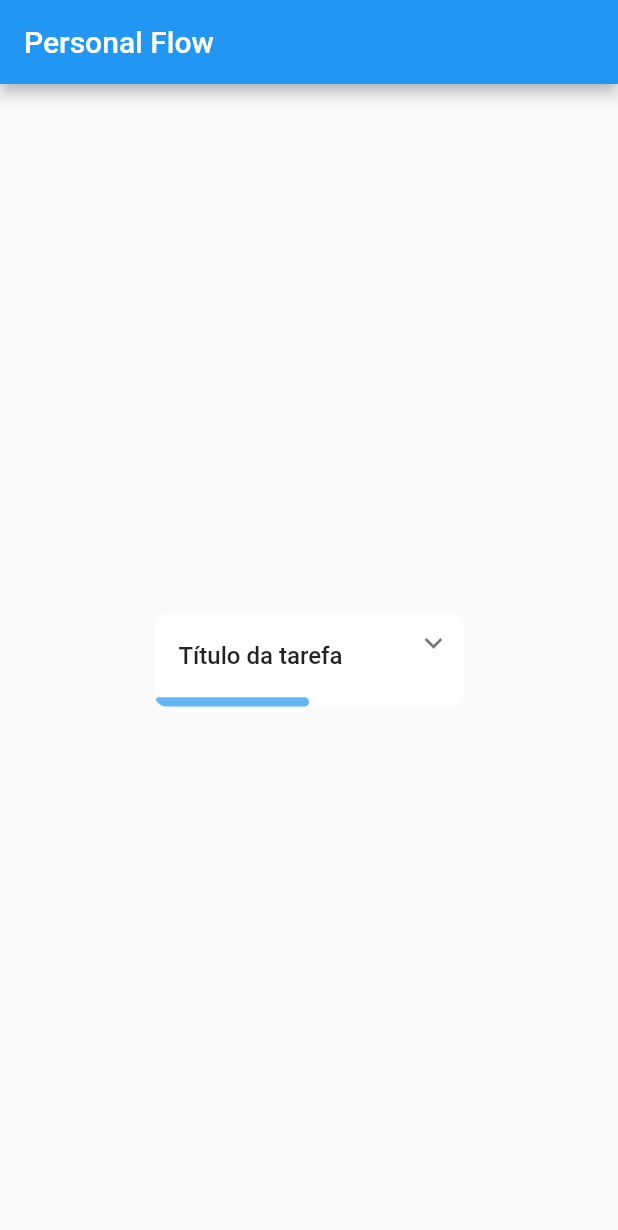
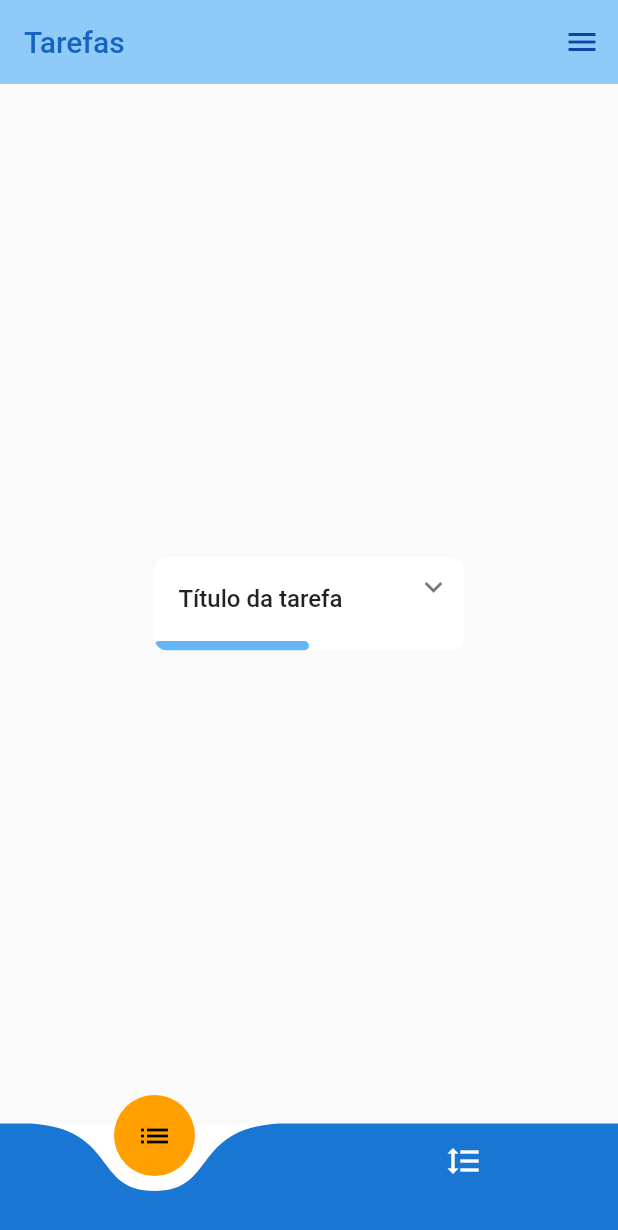
Before and after one commit to tigosante/Personal-flow, a Flutter app: the screen it shows after launch, on a phone screen of 412 x 824 dp. Shown: the top 1230 px of the screen. Run offline on Flutter 3.47's test engine with Material 2 defaults, Android fonts, the phone set to English and light mode, and no system bars; drawn by our look-alikes of expandable.

Commit message:
Barra de navegação, tela gráfico, drawer, cores.

```diff
--- a/lib/main.dart
+++ b/lib/main.dart
@@ -1,6 +1,5 @@
 import 'package:flutter/material.dart';
-import 'package:personal_flow/view/home/home.dart';
-
+import 'package:personal_flow/view/telas.dart';
 
 void main() => runApp(new MyApp());
 
@@ -13,9 +12,9 @@ class _MyAppState extends State<MyApp> {
   @override
   Widget build(BuildContext context) {
     return new MaterialApp(
-      title: "Personal Flow",
+      title                     : "Personal Flow",
+      home                      : Telas(),
       debugShowCheckedModeBanner: false,
-      home: Home(),
     );
   }
 }
--- /dev/null
+++ b/lib/view/DrawerPainel.dart
@@ -0,0 +1,15 @@
+import 'package:flutter/material.dart';
+
+class DrawerPainel extends StatefulWidget {
+  DrawerPainel({Key key}): super(key: key);
+
+  @override
+  _DrawerPainelState createState() => _DrawerPainelState();
+}
+
+class _DrawerPainelState extends State<DrawerPainel> {
+  @override
+  Widget build(BuildContext context) {
+    return Container();
+  }
+}
--- /dev/null
+++ b/lib/view/componentes/barraNavegacao.dart
@@ -0,0 +1,174 @@
+import 'package:flutter/material.dart';
+import 'package:meta/meta.dart';
+import 'package:personal_flow/view/componentes/navButton.dart';
+import 'package:personal_flow/view/componentes/navCustomPainter.dart';
+
+class CurvedNavigationBar extends StatefulWidget {
+  final List<Widget> items;
+  final int index;
+  final Color color;
+  final Color buttonBackgroundColor;
+  final Color backgroundColor;
+  final ValueChanged<int> onTap;
+  final Curve animationCurve;
+  final Duration animationDuration;
+  final double height;
+
+  CurvedNavigationBar({
+    Key key,
+    @required this.items,
+    this.index = 0,
+    this.color = Colors.white,
+    this.buttonBackgroundColor,
+    this.backgroundColor = Colors.blueAccent,
+    this.onTap,
+    this.animationCurve    = Curves.easeOut,
+    this.animationDuration = const Duration(milliseconds: 600),
+    this.height            = 75.0,
+  })  : assert(items != null),
+        assert(items.length >= 1),
+        assert(0 <= index && index < items.length),
+        assert(0 <= height && height <= 75.0),
+        super(key: key);
+
+  @override
+  CurvedNavigationBarState createState() => CurvedNavigationBarState();
+}
+
+class CurvedNavigationBarState extends State<CurvedNavigationBar>
+    with SingleTickerProviderStateMixin {
+  double _startingPos;
+  int _endingIndex = 0;
+  double _pos;
+  double _buttonHide = 0;
+  Widget _icon;
+  AnimationController _animationController;
+  int _length;
+
+  @override
+  void initState() {
+    super.initState();
+    _icon                = widget.items[widget.index];
+    _length              = widget.items.length;
+    _pos                 = widget.index / _length;
+    _startingPos         = widget.index / _length;
+    _animationController = AnimationController(vsync: this, value: _pos);
+    _animationController.addListener(() {
+      setState(() {
+              _pos      = _animationController.value;
+        final endingPos = _endingIndex / widget.items.length;
+        final middle    = (endingPos + _startingPos) / 2;
+        if ((endingPos - _pos).abs() < (_startingPos - _pos).abs()) {
+          _icon = widget.items[_endingIndex];
+        }
+        _buttonHide =
+            (1 - ((middle - _pos) / (_startingPos - middle)).abs()).abs();
+      });
+    });
+  }
+
+  @override
+  void didUpdateWidget(CurvedNavigationBar oldWidget) {
+    super.didUpdateWidget(oldWidget);
+    if (oldWidget.index != widget.index) {
+      final newPosition  = widget.index / _length;
+            _startingPos = _pos;
+            _endingIndex = widget.index;
+      _animationController.animateTo(newPosition,
+          duration: widget.animationDuration, curve: widget.animationCurve);
+    }
+  }
+
+  @override
+  void dispose() {
+    _animationController.dispose();
+    super.dispose();
+  }
+
+  @override
+  Widget build(BuildContext context) {
+    Size size = MediaQuery.of(context).size;
+    return Container(
+      color : widget.backgroundColor,
+      height: widget.height,
+      child : Stack(
+        overflow : Overflow.visible,
+        alignment: Alignment.bottomCenter,
+        children : <Widget>[
+          Positioned(
+            bottom: -40 - (75.0 - widget.height),
+            left  : Directionality.of(context) == TextDirection.rtl
+                ? null
+                     :  _pos * size.width,
+                right: Directionality.of(context) == TextDirection.rtl
+                ? _pos * size.width
+                     :  null,
+                width: size.width / _length,
+                child: Center(
+              child: Transform.translate(
+                offset: Offset(
+                  0,
+                  -(1 - _buttonHide) * 80,
+                ),
+                child: Material(
+                  color: widget.buttonBackgroundColor ?? widget.color,
+                  type : MaterialType.circle,
+                  child: Padding(
+                    padding: const EdgeInsets.all(15.0),
+                    child  : _icon,
+                  ),
+                ),
+              ),
+            ),
+          ),
+          Positioned(
+            left  : 0,
+            right : 0,
+            bottom: 0 - (75.0 - widget.height),
+            child : CustomPaint(
+              painter: NavCustomPainter(
+                  _pos, _length, widget.color, Directionality.of(context)),
+              child: Container(
+                height: 75.0,
+              ),
+            ),
+          ),
+          Positioned(
+            left  : 0,
+            right : 0,
+            bottom: 0 - (75.0 - widget.height),
+            child : SizedBox(
+                height: 100.0,
+                child : Row(
+                    children: widget.items.map((item) {
+                  return NavButton(
+                    onTap   : _buttonTap,
+                    position: _pos,
+                    length  : _length,
+                    index   : widget.items.indexOf(item),
+                    child   : item,
+                  );
+                }).toList())),
+          ),
+        ],
+      ),
+    );
+  }
+
+  void setPage(int index) {
+    _buttonTap(index);
+  }
+
+  void _buttonTap(int index) {
+    if (widget.onTap != null) {
+      widget.onTap(index);
+    }
+    final newPosition = index / _length;
+    setState(() {
+      _startingPos = _pos;
+      _endingIndex = index;
+      _animationController.animateTo(newPosition,
+          duration: widget.animationDuration, curve: widget.animationCurve);
+    });
+  }
+}
--- /dev/null
+++ b/lib/view/componentes/navButton.dart
@@ -0,0 +1,35 @@
+import 'package:flutter/material.dart';
+
+class NavButton extends StatelessWidget {
+  final double position;
+  final int length;
+  final int index;
+  final ValueChanged<int> onTap;
+  final Widget child;
+
+  NavButton({this.onTap, this.position, this.length, this.index, this.child});
+
+  @override
+  Widget build(BuildContext context) {
+    final desiredPosition   = 1.0 / length * index;
+    final difference        = (position - desiredPosition).abs();
+    final verticalAlignment = 1 - length * difference;
+    final opacity           = length * difference;
+    return Expanded(
+      child: GestureDetector(
+        onTap: () {
+          onTap(index);
+        },
+        child: Container(
+            height: 75.0,
+            child : Transform.translate(
+              offset: Offset(
+                  0, difference < 1.0 / length ? verticalAlignment * 40 : 0),
+              child: Opacity(
+                  opacity: difference < 1.0 / length * 0.99 ? opacity: 1.0,
+                  child  : child),
+            )),
+      ),
+    );
+  }
+}
--- /dev/null
+++ b/lib/view/componentes/navCustomPainter.dart
@@ -0,0 +1,53 @@
+import 'package:flutter/material.dart';
+
+class NavCustomPainter extends CustomPainter {
+  double loc;
+  double s;
+  Color color;
+  TextDirection textDirection;
+
+  NavCustomPainter(
+      double startingLoc, int itemsLength, this.color, this.textDirection) {
+    final  span = 1.0 / itemsLength;
+           s    = 0.2;
+    double l    = startingLoc + (span - s) / 2;
+           loc  = textDirection == TextDirection.rtl ? 0.8 - l : l;
+  }
+
+  @override
+  void paint(Canvas canvas, Size size) {
+    final paint   = Paint()
+          ..color = color
+          ..style = PaintingStyle.fill;
+
+    final path = Path()
+      ..moveTo(0, 0)
+      ..lineTo((loc - 0.1) * size.width, 0)
+      ..cubicTo(
+        (loc + s * 0.20) * size.width,
+        size.height * 0.05,
+        loc * size.width,
+        size.height * 0.60,
+        (loc + s * 0.50) * size.width,
+        size.height * 0.60,
+      )
+      ..cubicTo(
+        (loc + s) * size.width,
+        size.height * 0.60,
+        (loc + s - s * 0.20) * size.width,
+        size.height * 0.05,
+        (loc + s + 0.1) * size.width,
+        0,
+      )
+      ..lineTo(size.width, 0)
+      ..lineTo(size.width, size.height)
+      ..lineTo(0, size.height)
+      ..close();
+    canvas.drawPath(path, paint);
+  }
+
+  @override
+  bool shouldRepaint(CustomPainter oldDelegate) {
+    return this != oldDelegate;
+  }
+}
--- /dev/null
+++ b/lib/view/grafico/grafico.dart
@@ -0,0 +1,15 @@
+import 'package:flutter/material.dart';
+
+class Grafico extends StatefulWidget {
+  Grafico({Key key}): super(key: key);
+
+  @override
+  _GraficoState createState() => _GraficoState();
+}
+
+class _GraficoState extends State<Grafico> {
+  @override
+  Widget build(BuildContext context) {
+    return Container();
+  }
+}
--- a/lib/view/home/componentes/composta/opcoesCompost.dart
+++ b/lib/view/home/componentes/composta/opcoesCompost.dart
@@ -3,7 +3,7 @@ import 'package:flutter/material.dart';
 double _tamanhoTela = 0;
 
 class OpcoesComposta extends StatefulWidget {
-  OpcoesComposta({Key key}) : super(key: key);
+  OpcoesComposta({Key key}): super(key: key);
 
   @override
   _OpcoesCompostaState createState() => _OpcoesCompostaState();
@@ -15,17 +15,15 @@ class _OpcoesCompostaState extends State<OpcoesComposta> {
     setState(() => _tamanhoTela = MediaQuery.of(context).size.width);
     return Padding(
       padding: EdgeInsets.only(
-        left: _tamanhoTela * 0.02,
-        right: _tamanhoTela * 0.02
-      ),
+          left: _tamanhoTela * 0.02, right: _tamanhoTela * 0.02),
       child: Row(
-         mainAxisSize: MainAxisSize.max,
+        mainAxisSize     : MainAxisSize.max,
         mainAxisAlignment: MainAxisAlignment.end,
-         children: <Widget>[
+        children         : <Widget>[
           FlatButton(
-            splashColor: Colors.blueGrey[50],
+            splashColor   : Colors.blueGrey[50],
             highlightColor: Colors.blueGrey[50],
-            shape: RoundedRectangleBorder(
+            shape         : RoundedRectangleBorder(
               borderRadius: BorderRadius.circular(_tamanhoTela * 0.02),
             ),
             child: Text(
@@ -34,21 +32,19 @@ class _OpcoesCompostaState extends State<OpcoesComposta> {
                 color: Colors.blueGrey,
               ),
             ),
-            onPressed: (){},
+            onPressed: () {},
           ),
           FlatButton(
-            splashColor: Colors.blue[50],
+            splashColor   : Colors.blue[50],
             highlightColor: Colors.blue[50],
-            shape: RoundedRectangleBorder(
+            shape         : RoundedRectangleBorder(
               borderRadius: BorderRadius.circular(_tamanhoTela * 0.02),
             ),
             child: Text(
               "Concluir",
-              style: TextStyle(
-                color: Colors.blue[400]
+              style: TextStyle(color: Colors.blue[400]),
             ),
-            ),
-            onPressed: (){},
+            onPressed: () {},
           )
         ],
       ),
--- a/lib/view/home/componentes/composta/subtarefa.dart
+++ b/lib/view/home/componentes/composta/subtarefa.dart
@@ -6,7 +6,7 @@ import 'package:personal_flow/view/home/componentes/composta/tituloSubtarefa.dar
 double _tamanhoTela = 0;
 
 class Subtarefa extends StatefulWidget {
-  Subtarefa({Key key}) : super(key: key);
+  Subtarefa({Key key}): super(key: key);
 
   @override
   _SubtarefaCompostaState createState() => _SubtarefaCompostaState();
@@ -18,7 +18,7 @@ class _SubtarefaCompostaState extends State<Subtarefa> {
     setState(() => _tamanhoTela = MediaQuery.of(context).size.width);
 
     return ListTile(
-      title: TituloSubtarefa(),
+      title   : TituloSubtarefa(),
       subtitle: DataHora(),
       trailing: IconeSubtarefa(),
     );
--- a/lib/view/home/home.dart
+++ b/lib/view/home/home.dart
@@ -2,7 +2,7 @@ import 'package:flutter/material.dart';
 import 'package:personal_flow/view/home/tarefas/composta.dart';
 
 class Home extends StatefulWidget {
-  Home({Key key}) : super(key: key);
+  Home({Key key}): super(key: key);
 
   @override
   _HomeState createState() => _HomeState();
@@ -11,19 +11,12 @@ class Home extends StatefulWidget {
 class _HomeState extends State<Home> {
   @override
   Widget build(BuildContext context) {
-    return Container(
-      child: Scaffold(
-         appBar: AppBar(
-          title: Text("Personal Flow"),
-         ),
-        body: Column(
-          mainAxisAlignment: MainAxisAlignment.center,
-          children: <Widget>[
-            Composta(),
-            // TarefaSimples(),
-          ],
-        ),
-      ),
+    return Column(
+      mainAxisAlignment: MainAxisAlignment.center,
+      children         : <Widget>[
+        Composta(),
+        // TarefaSimples(),
+      ],
     );
   }
 }
--- a/lib/view/home/tarefas/composta.dart
+++ b/lib/view/home/tarefas/composta.dart
@@ -6,10 +6,10 @@ import 'package:personal_flow/view/home/componentes/composta/opcoesCompost.dart'
 import 'package:personal_flow/view/home/componentes/composta/subtarefa.dart';
 
 double _tamanhoTela = 0;
-String tipo = "editar";
+String tipo         = "editar";
 
 class Composta extends StatefulWidget {
-  Composta({Key key}) : super(key: key);
+  Composta({Key key}): super(key: key);
 
   @override
   _CompostaState createState() => _CompostaState();
@@ -19,30 +19,28 @@ class _CompostaState extends State<Composta> {
   @override
   Widget build(BuildContext context) {
     String tarefa = "Título da tarefa";
-    setState(()=> _tamanhoTela = MediaQuery.of(context).size.width);
+    setState(() => _tamanhoTela = MediaQuery.of(context).size.width);
 
     return Center(
       child: Card(
         clipBehavior: Clip.antiAliasWithSaveLayer,
-        elevation: 0,
-        shape: RoundedRectangleBorder(
+        elevation   : 0,
+        shape       : RoundedRectangleBorder(
           borderRadius: BorderRadius.circular(_tamanhoTela * 0.02),
         ),
         color: Colors.white,
         child: Container(
             width: _tamanhoTela * 0.5,
             child: ExpandablePanel(
-            iconColor: Colors.blue,
+              iconColor        : Colors.blue,
               tapHeaderToExpand: true,
-            headerAlignment: ExpandablePanelHeaderAlignment.center,
-            header: ListTile(
+              headerAlignment  : ExpandablePanelHeaderAlignment.center,
+              header           : ListTile(
                 title: Text(
                   tarefa,
-                style: TextStyle(
-                  fontWeight: FontWeight.w500
+                  style: TextStyle(fontWeight: FontWeight.w500),
                 ),
-              ),
-              onTap: ()=> modal(context, _tamanhoTela, tipo, tarefa),
+                onTap: () => modal(context, _tamanhoTela, tipo, tarefa),
               ),
               collapsed: Container(
                 child: barraProgresso(),
@@ -60,8 +58,7 @@ class _CompostaState extends State<Composta> {
                   ],
                 ),
               ),
-          )
-        ),
+            )),
       ),
     );
   }
--- /dev/null
+++ b/lib/view/telas.dart
@@ -0,0 +1,94 @@
+import 'package:flutter/material.dart';
+import 'package:personal_flow/view/DrawerPainel.dart';
+import 'package:personal_flow/view/componentes/barraNavegacao.dart';
+import 'package:personal_flow/view/grafico/grafico.dart';
+import 'package:personal_flow/view/home/home.dart';
+
+int          _paginaIndex = 0;
+List<Widget> _pagina      = [Home(), Grafico()];
+
+String titulo = "Tarefas";
+
+Color bola      = Colors.amber[700];
+Color barra     = Colors.blue[700];
+Color aciton    = Colors.blue[900];
+Color drawer    = Colors.blue[700];
+Color appbar    = Colors.blue[500];
+Color tarefa    = Colors.black;
+Color grafico   = Colors.white;
+Color corTitulo = Colors.amber[900];
+
+class Telas extends StatefulWidget {
+  Telas({Key key}): super(key: key);
+
+  @override
+  _TelasState createState() => _TelasState();
+}
+
+class _TelasState extends State<Telas> {
+  @override
+  Widget build(BuildContext context) {
+    setState(() {
+      if (_paginaIndex == 0) {
+        titulo    = "Tarefas";
+        bola      = Colors.amber[700];
+        barra     = Colors.blue[700];
+        aciton    = Colors.blue[900];
+        drawer    = Colors.blue[200];
+        appbar    = Colors.blue[200];
+        tarefa    = Colors.black;
+        grafico   = Colors.white;
+        corTitulo = Colors.blue[800];
+      } else {
+        titulo    = "Gráfico";
+        bola      = Colors.blue[700];
+        barra     = Colors.amber[700];
+        aciton    = Colors.amber[900];
+        drawer    = Colors.amber[200];
+        appbar    = Colors.amber[200];
+        tarefa    = Colors.black;
+        grafico   = Colors.white;
+        corTitulo = Colors.amber[900];
+      }
+    });
+    return Scaffold(
+      drawerScrimColor: drawer,
+      endDrawer       : Drawer(
+        elevation: 0,
+        child    : DrawerPainel(),
+      ),
+      appBar: AppBar(
+        elevation       : 0,
+        backgroundColor : appbar,
+        actionsIconTheme: IconThemeData(color: aciton),
+        title           : Text(
+          titulo,
+          style: TextStyle(color: corTitulo),
+        ),
+      ),
+      body: PageView.builder(
+        controller   : PageController(initialPage: _paginaIndex),
+        itemCount    : _pagina.length,
+        itemBuilder  : (BuildContext context, int index) => _pagina[_paginaIndex],
+        onPageChanged: (index) => setState(() => _paginaIndex = index),
+      ),
+      bottomNavigationBar: CurvedNavigationBar(
+        index                : _paginaIndex,
+        color                : barra,
+        backgroundColor      : Colors.white,
+        buttonBackgroundColor: bola,
+        items                : <Widget>[
+          Icon(
+            Icons.list,
+            color: tarefa,
+          ),
+          Icon(
+            Icons.format_line_spacing,
+            color: grafico,
+          ),
+        ],
+        onTap: (index) => setState(() => _paginaIndex = index),
+      ),
+    );
+  }
+}
```
Also changed, not shown: lib/controller/tarefas/composta/controllerComposta.dart (+12 -12 lines), lib/view/home/componentes/composta/adiconarSubtarefa.dart (+12 -15 lines), lib/view/home/componentes/composta/barraProgresso.dart (+23 -23 lines), lib/view/home/componentes/composta/dateHora.dart (+9 -8 lines), lib/view/home/componentes/composta/editarAdiconarTexto.dart (+13 -13 lines), lib/view/home/componentes/composta/iconeSubtarefa.dart (+5 -5 lines), lib/view/home/componentes/composta/tituloSubtarefa.dart (+7 -9 lines), 1 other file. Lines whose indentation alone changed are shown as unchanged.
